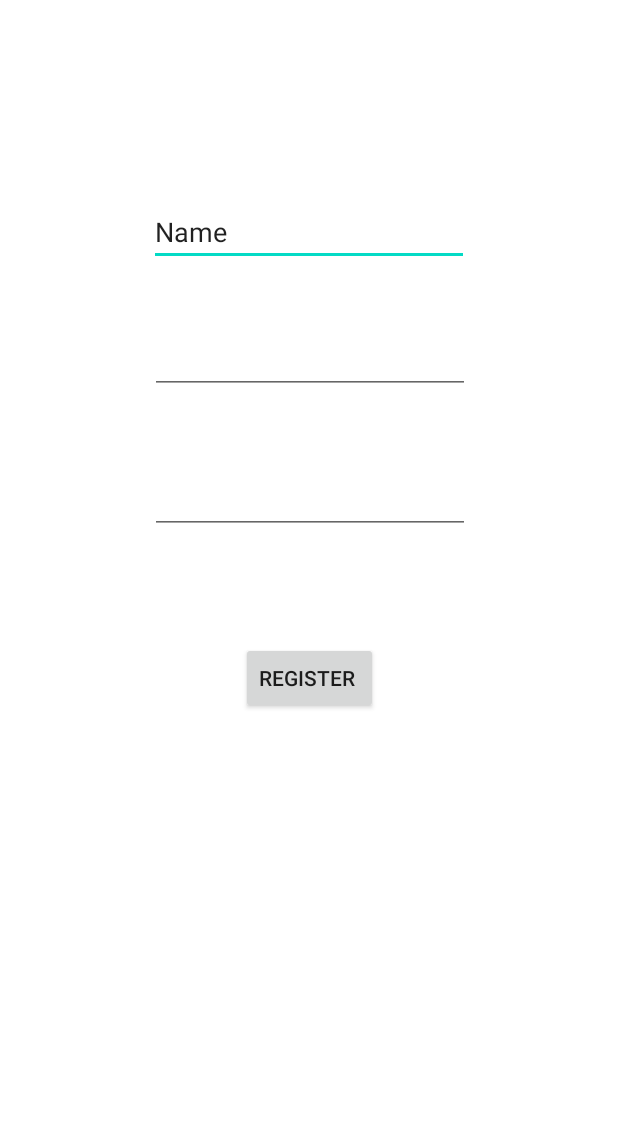
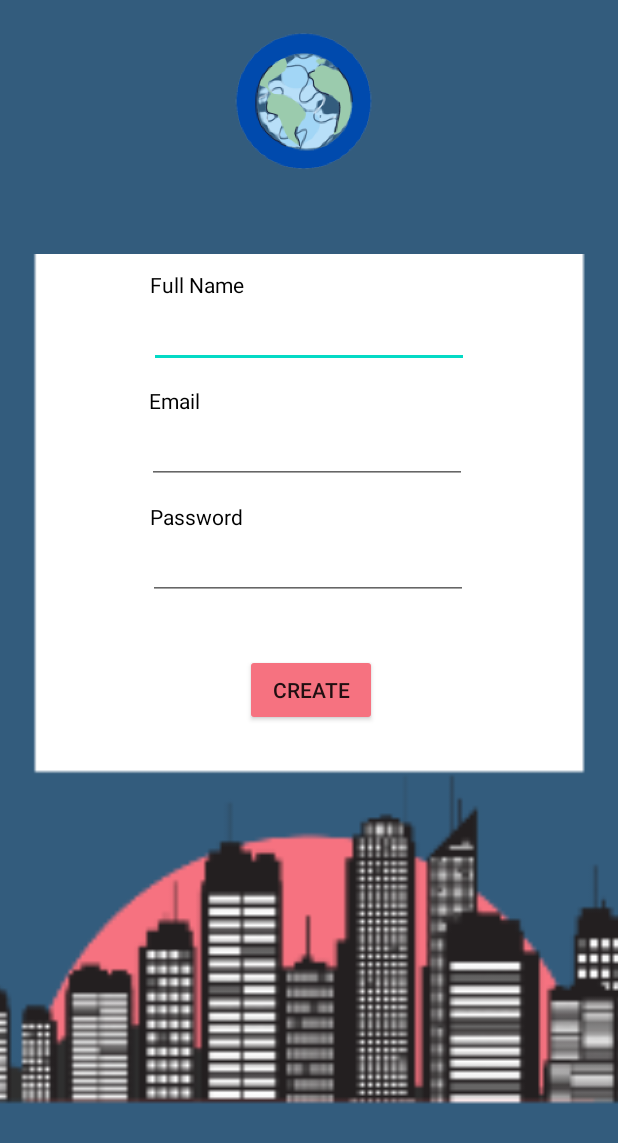
Before and after one commit to raffycabrera/Drew, an Android app: the Register screen opened directly, with no data from a screen before it, on a phone screen of 412 x 824 dp. Shown: the top 1143 px of the screen. Run offline under Robolectric (Android 15) with nearby library versions, the phone set to English and light mode, and no system bars; our stand-ins replace Firebase (no records; nobody signed in at launch, a user with empty details on screens opened directly).

Commit message:
SIGN UP GUI FIX THANKS

```diff
--- a/app/src/main/res/drawable-v24/ic_launcher_foreground.xml
+++ b/app/src/main/res/drawable-v24/ic_launcher_foreground.xml
@@ -4,13 +4,14 @@
     android:height="108dp"
     android:viewportWidth="108"
     android:viewportHeight="108">
-    <path android:pathData="M31,63.928c0,0 6.4,-11 12.1,-13.1c7.2,-2.6 26,-1.4 26,-1.4l38.1,38.1L107,108.928l-32,-1L31,63.928z">
+    <path
+        android:pathData="M31,63.928c0,0 6.4,-11 12.1,-13.1c7.2,-2.6 26,-1.4 26,-1.4l38.1,38.1L107,108.928l-32,-1L31,63.928z">
         <aapt:attr name="android:fillColor">
             <gradient
+                android:startY="49.59793"
+                android:startX="42.9492"
+                android:endY="92.4963"
                 android:endX="85.84757"
-                android:endY="92.4963"
-                android:startX="42.9492"
-                android:startY="49.59793"
                 android:type="linear">
                 <item
                     android:color="#44000000"
@@ -22,9 +23,9 @@
         </aapt:attr>
     </path>
     <path
+        android:pathData="M65.3,45.828l3.8,-6.6c0.2,-0.4 0.1,-0.9 -0.3,-1.1c-0.4,-0.2 -0.9,-0.1 -1.1,0.3l-3.9,6.7c-6.3,-2.8 -13.4,-2.8 -19.7,0l-3.9,-6.7c-0.2,-0.4 -0.7,-0.5 -1.1,-0.3C38.8,38.328 38.7,38.828 38.9,39.228l3.8,6.6C36.2,49.428 31.7,56.028 31,63.928h46C76.3,56.028 71.8,49.428 65.3,45.828zM43.4,57.328c-0.8,0 -1.5,-0.5 -1.8,-1.2c-0.3,-0.7 -0.1,-1.5 0.4,-2.1c0.5,-0.5 1.4,-0.7 2.1,-0.4c0.7,0.3 1.2,1 1.2,1.8C45.3,56.528 44.5,57.328 43.4,57.328L43.4,57.328zM64.6,57.328c-0.8,0 -1.5,-0.5 -1.8,-1.2s-0.1,-1.5 0.4,-2.1c0.5,-0.5 1.4,-0.7 2.1,-0.4c0.7,0.3 1.2,1 1.2,1.8C66.5,56.528 65.6,57.328 64.6,57.328L64.6,57.328z"
         android:fillColor="#FFFFFF"
         android:fillType="nonZero"
-        android:pathData="M65.3,45.828l3.8,-6.6c0.2,-0.4 0.1,-0.9 -0.3,-1.1c-0.4,-0.2 -0.9,-0.1 -1.1,0.3l-3.9,6.7c-6.3,-2.8 -13.4,-2.8 -19.7,0l-3.9,-6.7c-0.2,-0.4 -0.7,-0.5 -1.1,-0.3C38.8,38.328 38.7,38.828 38.9,39.228l3.8,6.6C36.2,49.428 31.7,56.028 31,63.928h46C76.3,56.028 71.8,49.428 65.3,45.828zM43.4,57.328c-0.8,0 -1.5,-0.5 -1.8,-1.2c-0.3,-0.7 -0.1,-1.5 0.4,-2.1c0.5,-0.5 1.4,-0.7 2.1,-0.4c0.7,0.3 1.2,1 1.2,1.8C45.3,56.528 44.5,57.328 43.4,57.328L43.4,57.328zM64.6,57.328c-0.8,0 -1.5,-0.5 -1.8,-1.2s-0.1,-1.5 0.4,-2.1c0.5,-0.5 1.4,-0.7 2.1,-0.4c0.7,0.3 1.2,1 1.2,1.8C66.5,56.528 65.6,57.328 64.6,57.328L64.6,57.328z"
         android:strokeWidth="1"
-        android:strokeColor="#00000000" />
+        android:strokeColor="#00000000"/>
 </vector>
--- a/app/src/main/res/layout/activity_register.xml
+++ b/app/src/main/res/layout/activity_register.xml
@@ -4,28 +4,41 @@
     xmlns:tools="http://schemas.android.com/tools"
     android:layout_width="match_parent"
     android:layout_height="match_parent"
+    android:background="#335C7D"
     tools:context=".Register">
+
+    <ImageView
+        android:id="@+id/imageView6"
+        android:layout_width="377dp"
+        android:layout_height="648dp"
+        android:src="@mipmap/white_background"
+        app:layout_constraintBottom_toBottomOf="parent"
+        app:layout_constraintEnd_toEndOf="parent"
+        app:layout_constraintHorizontal_bias="0.529"
+        app:layout_constraintStart_toStartOf="parent"
+        app:layout_constraintTop_toTopOf="parent"
+        app:layout_constraintVertical_bias="0.192" />
 
     <EditText
         android:id="@+id/fullName"
         android:layout_width="wrap_content"
         android:layout_height="wrap_content"
-        android:layout_marginTop="132dp"
+        android:layout_marginTop="76dp"
         android:ems="10"
         android:inputType="textPersonName"
-        android:text="Name"
         app:layout_constraintEnd_toEndOf="parent"
         app:layout_constraintStart_toStartOf="parent"
-        app:layout_constraintTop_toTopOf="parent" />
+        app:layout_constraintTop_toBottomOf="@+id/imageView" />
 
     <EditText
         android:id="@+id/Email"
         android:layout_width="wrap_content"
         android:layout_height="wrap_content"
-        android:layout_marginStart="100dp"
-        android:layout_marginTop="40dp"
+        android:layout_marginTop="32dp"
         android:ems="10"
         android:inputType="textEmailAddress"
+        app:layout_constraintEnd_toEndOf="parent"
+        app:layout_constraintHorizontal_bias="0.492"
         app:layout_constraintStart_toStartOf="parent"
         app:layout_constraintTop_toBottomOf="@+id/fullName" />
 
@@ -33,29 +46,83 @@
         android:id="@+id/password"
         android:layout_width="wrap_content"
         android:layout_height="wrap_content"
-        android:layout_marginTop="48dp"
+        android:layout_marginTop="32dp"
         android:ems="10"
         android:inputType="textPassword"
         app:layout_constraintEnd_toEndOf="parent"
-        app:layout_constraintHorizontal_bias="0.502"
+        app:layout_constraintHorizontal_bias="0.497"
         app:layout_constraintStart_toStartOf="parent"
         app:layout_constraintTop_toBottomOf="@+id/Email" />
+
+    <ImageView
+        android:id="@+id/imageView"
+        android:layout_width="wrap_content"
+        android:layout_height="wrap_content"
+        android:layout_marginTop="16dp"
+        android:src="@mipmap/logo_drew_foreground"
+        app:layout_constraintEnd_toEndOf="parent"
+        app:layout_constraintStart_toStartOf="parent"
+        app:layout_constraintTop_toTopOf="parent" />
 
     <Button
         android:id="@+id/registerBtn"
         android:layout_width="wrap_content"
         android:layout_height="wrap_content"
-        android:layout_marginTop="72dp"
+        android:layout_marginTop="36dp"
+        android:backgroundTint="#F67280"
+        android:onClick="registeredPressed"
+        android:text="Create"
+        app:layout_constraintEnd_toEndOf="parent"
+        app:layout_constraintHorizontal_bias="0.504"
+        app:layout_constraintStart_toStartOf="parent"
+        app:layout_constraintTop_toBottomOf="@+id/password" />
+
+    <TextView
+        android:id="@+id/textView4"
+        android:layout_width="wrap_content"
+        android:layout_height="wrap_content"
+        android:layout_marginTop="56dp"
+        android:text="Full Name"
+        android:textColor="#000000"
+        app:layout_constraintEnd_toEndOf="parent"
+        app:layout_constraintHorizontal_bias="0.287"
+        app:layout_constraintStart_toStartOf="parent"
+        app:layout_constraintTop_toBottomOf="@+id/imageView" />
+
+    <TextView
+        android:id="@+id/textView5"
+        android:layout_width="wrap_content"
+        android:layout_height="wrap_content"
+        android:layout_marginTop="12dp"
+        android:text="Email"
+        android:textColor="#000000"
+        app:layout_constraintEnd_toEndOf="parent"
+        app:layout_constraintHorizontal_bias="0.263"
+        app:layout_constraintStart_toStartOf="parent"
+        app:layout_constraintTop_toBottomOf="@+id/fullName" />
+
+    <TextView
+        android:id="@+id/textView7"
+        android:layout_width="wrap_content"
+        android:layout_height="wrap_content"
+        android:layout_marginTop="12dp"
+        android:text="Password"
+        android:textColor="#000000"
+        app:layout_constraintEnd_toEndOf="parent"
+        app:layout_constraintHorizontal_bias="0.286"
+        app:layout_constraintStart_toStartOf="parent"
+        app:layout_constraintTop_toBottomOf="@+id/Email" />
+
+    <ImageView
+        android:id="@+id/imageView2"
+        android:layout_width="420dp"
+        android:layout_height="420dp"
+        android:layout_marginTop="416dp"
+        android:src="@mipmap/white_foreground"
+        app:layout_constraintEnd_toEndOf="parent"
+        app:layout_constraintHorizontal_bias="0.555"
+        app:layout_constraintStart_toStartOf="parent"
+        app:layout_constraintTop_toTopOf="parent" />
 
 
-        android:onClick="registeredPressed"
-
-
-        android:text="Register "
-        app:layout_constraintBottom_toBottomOf="parent"
-        app:layout_constraintEnd_toEndOf="parent"
-        app:layout_constraintStart_toStartOf="parent"
-        app:layout_constraintTop_toBottomOf="@+id/password"
-        app:layout_constraintVertical_bias="0.0" />
-
 </androidx.constraintlayout.widget.ConstraintLayout>
--- a/app/src/main/res/mipmap-anydpi-v26/ic_launcher.xml
+++ b/app/src/main/res/mipmap-anydpi-v26/ic_launcher.xml
@@ -1,5 +1,5 @@
 <?xml version="1.0" encoding="utf-8"?>
 <adaptive-icon xmlns:android="http://schemas.android.com/apk/res/android">
-    <background android:drawable="@drawable/ic_launcher_background" />
-    <foreground android:drawable="@drawable/ic_launcher_foreground" />
+    <background android:drawable="@color/ic_launcher_background"/>
+    <foreground android:drawable="@drawable/ic_launcher_foreground"/>
 </adaptive-icon>
--- a/app/src/main/res/mipmap-anydpi-v26/ic_launcher_round.xml
+++ b/app/src/main/res/mipmap-anydpi-v26/ic_launcher_round.xml
@@ -1,5 +1,5 @@
 <?xml version="1.0" encoding="utf-8"?>
 <adaptive-icon xmlns:android="http://schemas.android.com/apk/res/android">
-    <background android:drawable="@drawable/ic_launcher_background" />
-    <foreground android:drawable="@drawable/ic_launcher_foreground" />
+    <background android:drawable="@color/ic_launcher_background"/>
+    <foreground android:drawable="@drawable/ic_launcher_foreground"/>
 </adaptive-icon>
--- a/app/src/main/res/values/colors.xml
+++ b/app/src/main/res/values/colors.xml
@@ -7,4 +7,5 @@
     <color name="teal_700">#FF018786</color>
     <color name="black">#FF000000</color>
     <color name="white">#FFFFFFFF</color>
+    <color name="peach">#F67280</color>
 </resources>
--- /dev/null
+++ b/app/src/main/res/values/ic_launcher_background.xml
@@ -0,0 +1,4 @@
+<?xml version="1.0" encoding="utf-8"?>
+<resources>
+    <color name="ic_launcher_background">#335C7D</color>
+</resources>
```
Also changed, not shown: app/src/main/ic_launcher-playstore.png (added), app/src/main/res/mipmap-hdpi/ic_launcher.png, app/src/main/res/mipmap-hdpi/ic_launcher_round.png, app/src/main/res/mipmap-mdpi/ic_launcher.png, app/src/main/res/mipmap-mdpi/ic_launcher_round.png, app/src/main/res/mipmap-xhdpi/ic_launcher.png, app/src/main/res/mipmap-xhdpi/ic_launcher_round.png, app/src/main/res/mipmap-xxhdpi/ic_launcher.png, app/src/main/res/mipmap-xxhdpi/ic_launcher_round.png, app/src/main/res/mipmap-xxxhdpi/ic_launcher.png, app/src/main/res/mipmap-xxxhdpi/ic_launcher_round.png.
